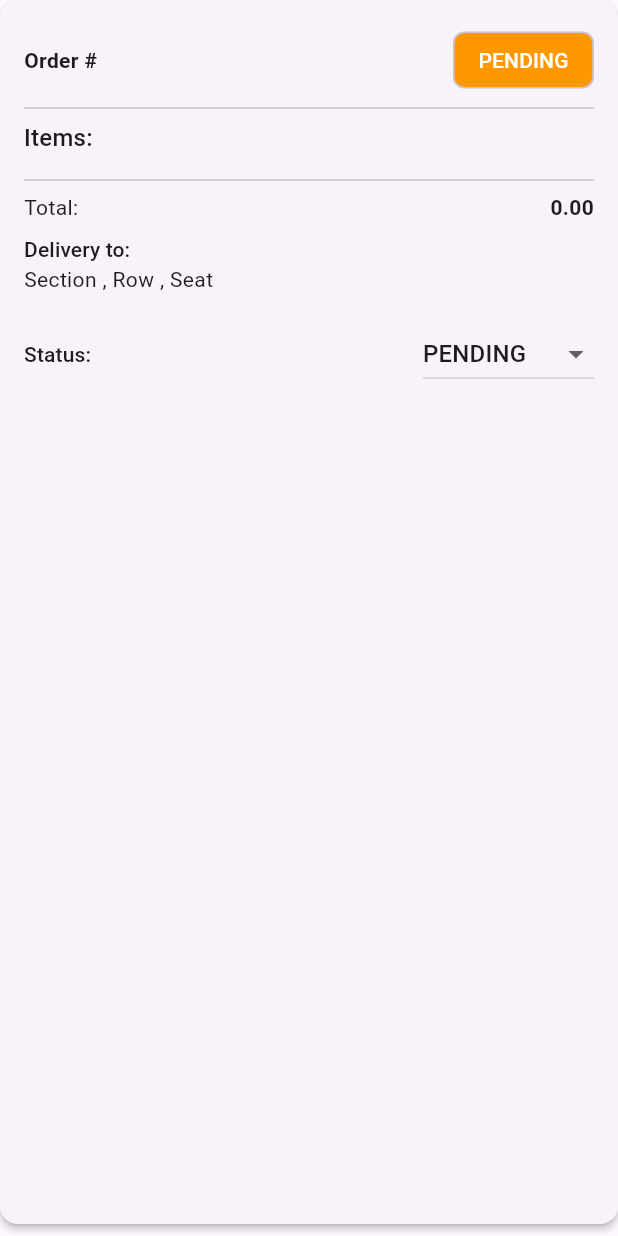
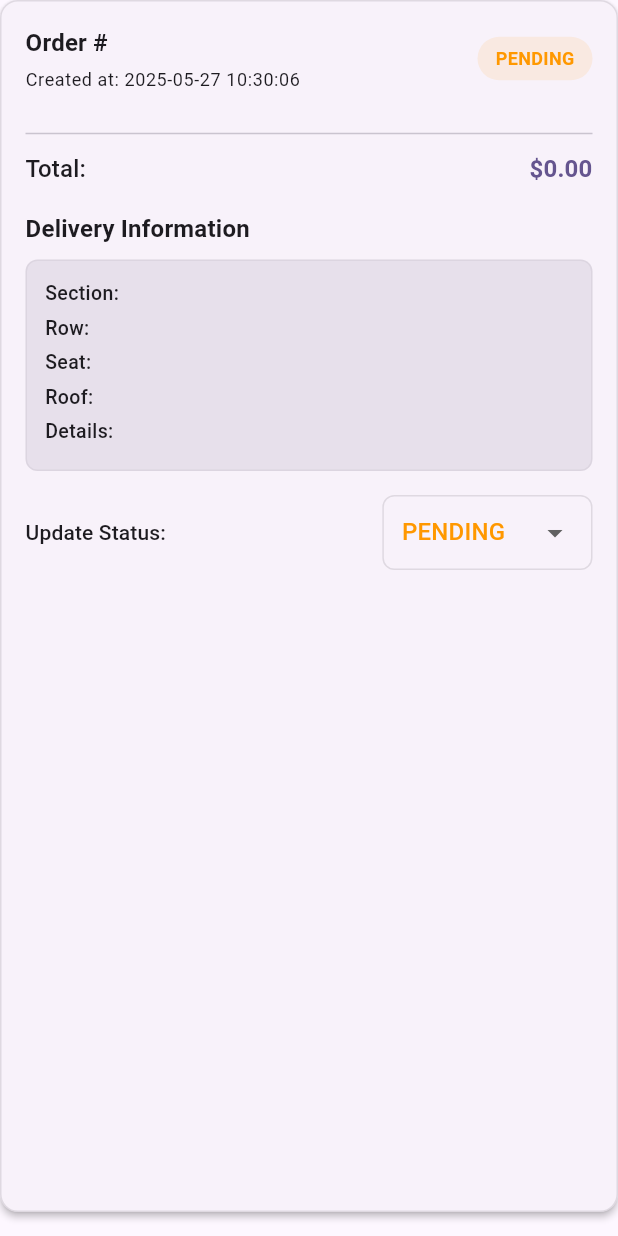
Before and after one commit to farhanyousaf786/fans-food-orders, a Flutter app: the OrderCard widget shown alone on an empty page, opened directly with empty values, on a phone screen of 412 x 824 dp. Run offline on Flutter 3.47's test engine with Material 3 defaults, Android fonts, the phone set to English and light mode, and no system bars; our stand-ins replace cloud_firestore, equatable, firebase_auth, firebase_core, shared_preferences; accounts and stored records are empty.

Commit message:
updated order status screen

```diff
--- a/lib/screens/shop/shop_details_screen.dart
+++ b/lib/screens/shop/shop_details_screen.dart
@@ -1,27 +1,30 @@
+import 'package:cloud_firestore/cloud_firestore.dart';
 import 'package:flutter/material.dart';
-import 'package:cloud_firestore/cloud_firestore.dart';
-import '../../models/shop_model.dart';
+
 import '../../models/order_model.dart';
 import '../../models/order_status.dart';
-import 'package:provider/provider.dart';
-import '../../providers/auth_provider.dart';
+import '../../models/shop_model.dart';
+import 'widgets/order_card.dart';
 
 class ShopDetailsScreen extends StatelessWidget {
   final ShopModel shop;
 
-  const ShopDetailsScreen({
-    super.key,
-    required this.shop,
-  });
+  const ShopDetailsScreen({Key? key, required this.shop}) : super(key: key);
 
   @override
   Widget build(BuildContext context) {
-    final authProvider = Provider.of<AuthProvider>(context);
-    final userId = authProvider.user?.uid;
-
     return Scaffold(
       appBar: AppBar(
-        title: Text('${shop.name} Orders'),
+        title: Text(
+          '${shop.name} Orders',
+          style: Theme.of(context).textTheme.titleLarge?.copyWith(
+                fontWeight: FontWeight.bold,
+              ) ?? const TextStyle(fontWeight: FontWeight.bold),
+        ),
+        centerTitle: true,
+        elevation: 0,
+        backgroundColor: Theme.of(context).colorScheme.background,
+        foregroundColor: Theme.of(context).colorScheme.onBackground,
       ),
       body: StreamBuilder<QuerySnapshot>(
         stream: FirebaseFirestore.instance
@@ -31,11 +34,35 @@ class ShopDetailsScreen extends StatelessWidget {
             .snapshots(),
         builder: (context, snapshot) {
           if (snapshot.hasError) {
-            return Center(child: Text('Error: ${snapshot.error}'));
+            return Center(
+              child: Column(
+                mainAxisAlignment: MainAxisAlignment.center,
+                children: [
+                  Icon(
+                    Icons.error_outline,
+                    size: 48,
+                    color: Theme.of(context).colorScheme.error,
+                  ),
+                  const SizedBox(height: 16),
+                  Text(
+                    'Error loading orders',
+                    style: Theme.of(context).textTheme.titleMedium ?? const TextStyle(),
+                  ),
+                  const SizedBox(height: 8),
+                  Text(
+                    snapshot.error.toString(),
+                    style: Theme.of(context).textTheme.bodySmall ?? const TextStyle(fontSize: 12),
+                    textAlign: TextAlign.center,
+                  ),
+                ],
+              ),
+            );
           }
 
           if (snapshot.connectionState == ConnectionState.waiting) {
-            return const Center(child: CircularProgressIndicator());
+            return const Center(
+              child: CircularProgressIndicator(),
+            );
           }
 
           final orders = snapshot.data?.docs
@@ -44,10 +71,39 @@ class ShopDetailsScreen extends StatelessWidget {
               [];
 
           if (orders.isEmpty) {
-            return const Center(child: Text('No orders yet'));
+            return Center(
+              child: Column(
+                mainAxisAlignment: MainAxisAlignment.center,
+                children: [
+                  Icon(
+                    Icons.receipt_long_outlined,
+                    size: 64,
+                    color: Theme.of(context).colorScheme.outline,
+                  ),
+                  const SizedBox(height: 16),
+                  Text(
+                    'No Orders Yet',
+                    style: Theme.of(context).textTheme.titleLarge ?? const TextStyle(fontSize: 24),
+                  ),
+                  const SizedBox(height: 8),
+                  Text(
+                    'Orders will appear here when customers place them',
+                    style: Theme.of(context).textTheme.bodyMedium?.copyWith(
+                          color: Theme.of(context).colorScheme.outline,
+                        ) ?? TextStyle(color: Theme.of(context).colorScheme.outline),
+                    textAlign: TextAlign.center,
+                  ),
+                ],
+              ),
+            );
           }
 
-          return ListView.builder(
+          return RefreshIndicator(
+            onRefresh: () async {
+              // The stream will automatically refresh the data
+              await Future.delayed(const Duration(milliseconds: 500));
+            },
+            child: ListView.builder(
               padding: const EdgeInsets.all(16),
               itemCount: orders.length,
               itemBuilder: (context, index) {
@@ -63,8 +119,16 @@ class ShopDetailsScreen extends StatelessWidget {
                       if (context.mounted) {
                         ScaffoldMessenger.of(context).showSnackBar(
                           SnackBar(
-                          content: Text('Order status updated to ${newStatus.name}'),
+                            content: Text(
+                              'Order status updated to ${newStatus.name}',
+                              style: const TextStyle(color: Colors.white),
+                            ),
                             backgroundColor: Colors.green,
+                            behavior: SnackBarBehavior.floating,
+                            shape: RoundedRectangleBorder(
+                              borderRadius: BorderRadius.circular(10),
+                            ),
+                            margin: const EdgeInsets.all(16),
                           ),
                         );
                       }
@@ -72,8 +136,16 @@ class ShopDetailsScreen extends StatelessWidget {
                       if (context.mounted) {
                         ScaffoldMessenger.of(context).showSnackBar(
                           SnackBar(
-                          content: Text('Error updating order status: $e'),
+                            content: Text(
+                              'Error updating order status: $e',
+                              style: const TextStyle(color: Colors.white),
+                            ),
                             backgroundColor: Colors.red,
+                            behavior: SnackBarBehavior.floating,
+                            shape: RoundedRectangleBorder(
+                              borderRadius: BorderRadius.circular(10),
+                            ),
+                            margin: const EdgeInsets.all(16),
                           ),
                         );
                       }
@@ -81,118 +153,10 @@ class ShopDetailsScreen extends StatelessWidget {
                   },
                 );
               },
+            ),
           );
         },
       ),
     );
   }
-
-
 }
-
-class OrderCard extends StatelessWidget {
-  final OrderModel order;
-  final Function(OrderStatus) onStatusUpdate;
-
-  const OrderCard({
-    super.key,
-    required this.order,
-    required this.onStatusUpdate,
-  });
-
-  Color _getStatusColor(OrderStatus status) {
-    switch (status) {
-      case OrderStatus.pending:
-        return Colors.orange;
-      case OrderStatus.preparing:
-        return Colors.blue;
-      case OrderStatus.ready:
-        return Colors.green;
-      case OrderStatus.delivered:
-        return Colors.grey;
-      case OrderStatus.cancelled:
-        return Colors.red;
-    }
-  }
-
-  @override
-  Widget build(BuildContext context) {
-    return Card(
-      margin: const EdgeInsets.only(bottom: 8),
-      child: Padding(
-        padding: const EdgeInsets.all(16),
-        child: Column(
-          crossAxisAlignment: CrossAxisAlignment.start,
-          children: [
-            Row(
-              mainAxisAlignment: MainAxisAlignment.spaceBetween,
-              children: [
-                Text(
-                  'Order #${order.orderId}',
-                  style: const TextStyle(fontWeight: FontWeight.bold),
-                ),
-                Chip(
-                  label: Text(
-                    order.status.name.toUpperCase(),
-                    style: const TextStyle(color: Colors.white),
-                  ),
-                  backgroundColor: _getStatusColor(order.status),
-                ),
-              ],
-            ),
-            const Divider(),
-            Text('Items:', style: Theme.of(context).textTheme.titleMedium),
-            const SizedBox(height: 8),
-            ...order.cart.map((item) => Padding(
-                  padding: const EdgeInsets.only(bottom: 4),
-                  child: Row(
-                    mainAxisAlignment: MainAxisAlignment.spaceBetween,
-                    children: [
-                      Text(item['name'] ?? 'Unknown Item'),
-                      Text('x${item['quantity'] ?? 1}'),
-                    ],
-                  ),
-                )),
-            const Divider(),
-            Row(
-              mainAxisAlignment: MainAxisAlignment.spaceBetween,
-              children: [
-                const Text('Total:'),
-                Text(
-                  '${order.total.toStringAsFixed(2)}',
-                  style: const TextStyle(fontWeight: FontWeight.bold),
-                ),
-              ],
-            ),
-            const SizedBox(height: 8),
-            if (order.seatInfo.isNotEmpty) ...[
-              Text('Delivery to:', style: Theme.of(context).textTheme.titleSmall),
-              Text('Section ${order.seatInfo['section'] ?? ''}, Row ${order.seatInfo['row'] ?? ''}, Seat ${order.seatInfo['seat'] ?? ''}'),
-            ],
-            const SizedBox(height: 16),
-            Row(
-              mainAxisAlignment: MainAxisAlignment.spaceBetween,
-              children: [
-                Text('Status:', style: Theme.of(context).textTheme.titleSmall),
-                DropdownButton<OrderStatus>(
-                  value: order.status,
-                  items: OrderStatus.values.map((status) {
-                    return DropdownMenuItem(
-                      value: status,
-                      child: Text(status.name.toUpperCase()),
-                    );
-                  }).toList(),
-                  onChanged: (newStatus) {
-                    if (newStatus != null && newStatus != order.status) {
-                      onStatusUpdate(newStatus);
-                    }
-                  },
-                ),
-              ],
-            ),
-          ],
-        ),
-      ),
-    );
-  }
-}
--- /dev/null
+++ b/lib/screens/shop/widgets/order_card.dart
@@ -0,0 +1,253 @@
+import 'dart:math' show min;
+import 'package:flutter/material.dart';
+import '../../../models/order_model.dart';
+import '../../../models/order_status.dart';
+
+class OrderCard extends StatelessWidget {
+  final OrderModel order;
+  final Function(OrderStatus) onStatusUpdate;
+
+  const OrderCard({
+    Key? key,
+    required this.order,
+    required this.onStatusUpdate,
+  }) : super(key: key);
+
+  @override
+  Widget build(BuildContext context) {
+    return Card(
+      elevation: 2,
+      margin: const EdgeInsets.only(bottom: 16),
+      child: Container(
+        padding: const EdgeInsets.all(16),
+        decoration: BoxDecoration(
+          borderRadius: BorderRadius.circular(12),
+          border: Border.all(
+            color: Theme.of(context).colorScheme.outline.withOpacity(0.2),
+          ),
+        ),
+        child: Column(
+          crossAxisAlignment: CrossAxisAlignment.start,
+          children: [
+            _buildOrderHeader(context),
+            const SizedBox(height: 16),
+            _buildOrderItems(),
+            const Divider(height: 24),
+            _buildOrderTotal(context),
+            if (order.seatInfo.isNotEmpty) ...[
+              const SizedBox(height: 16),
+              _buildDeliveryInfo(context),
+            ],
+            const SizedBox(height: 16),
+            _buildStatusSection(context),
+          ],
+        ),
+      ),
+    );
+  }
+
+  Widget _buildOrderHeader(BuildContext context) {
+    return Row(
+      mainAxisAlignment: MainAxisAlignment.spaceBetween,
+      children: [
+        Column(
+          crossAxisAlignment: CrossAxisAlignment.start,
+          children: [
+            Text(
+              'Order #${order.id.substring(0, min(order.id.length, 8))}',
+              style: Theme.of(context).textTheme.titleMedium?.copyWith(
+                    fontWeight: FontWeight.bold,
+                  ) ?? const TextStyle(fontWeight: FontWeight.bold),
+            ),
+            const SizedBox(height: 4),
+            Text(
+              'Created at: ${order.createdAt.toLocal().toString().split('.')[0]}',
+              style: Theme.of(context).textTheme.bodySmall ?? const TextStyle(fontSize: 12),
+            ),
+          ],
+        ),
+        Container(
+          padding: const EdgeInsets.symmetric(horizontal: 12, vertical: 6),
+          decoration: BoxDecoration(
+            color: _getStatusColor(order.status).withOpacity(0.1),
+            borderRadius: BorderRadius.circular(20),
+          ),
+          child: Text(
+            order.status.name.toUpperCase(),
+            style: TextStyle(
+              color: _getStatusColor(order.status),
+              fontWeight: FontWeight.w600,
+              fontSize: 12,
+            ),
+          ),
+        ),
+      ],
+    );
+  }
+
+  Widget _buildOrderItems() {
+    return Column(
+      crossAxisAlignment: CrossAxisAlignment.start,
+      children: [
+        ...order.cart.map((item) => Padding(
+              padding: const EdgeInsets.only(bottom: 8),
+              child: Row(
+                mainAxisAlignment: MainAxisAlignment.spaceBetween,
+                children: [
+                  Expanded(
+                    child: Text(
+                      item['name'] ?? 'Unknown Item',
+                      style: const TextStyle(fontSize: 15),
+                    ),
+                  ),
+                  Container(
+                    padding: const EdgeInsets.symmetric(horizontal: 8, vertical: 4),
+                    decoration: BoxDecoration(
+                      color: Colors.grey.shade200,
+                      borderRadius: BorderRadius.circular(12),
+                    ),
+                    child: Text(
+                      'x${item['quantity'] ?? 1}',
+                      style: const TextStyle(fontWeight: FontWeight.w500),
+                    ),
+                  ),
+                ],
+              ),
+            )),
+      ],
+    );
+  }
+
+  Widget _buildOrderTotal(BuildContext context) {
+    return Row(
+      mainAxisAlignment: MainAxisAlignment.spaceBetween,
+      children: [
+        Text(
+          'Total:',
+          style: Theme.of(context).textTheme.titleMedium,
+        ),
+        Text(
+          '\$${order.total.toStringAsFixed(2)}',
+          style: Theme.of(context).textTheme.titleMedium?.copyWith(
+                fontWeight: FontWeight.bold,
+                color: Theme.of(context).colorScheme.primary,
+              ),
+        ),
+      ],
+    );
+  }
+
+  Widget _buildDeliveryInfo(BuildContext context) {
+    return Column(
+      crossAxisAlignment: CrossAxisAlignment.start,
+      children: [
+        Text(
+          'Delivery Information',
+          style: Theme.of(context).textTheme.titleMedium?.copyWith(
+                fontWeight: FontWeight.bold,
+              ),
+        ),
+        const SizedBox(height: 8),
+        Container(
+          padding: const EdgeInsets.all(12),
+          decoration: BoxDecoration(
+            color: Theme.of(context).colorScheme.surfaceVariant,
+            borderRadius: BorderRadius.circular(8),
+            border: Border.all(
+              color: Theme.of(context).colorScheme.outline.withOpacity(0.1),
+            ),
+          ),
+          child: Column(
+            children: [
+              _buildSeatInfoRow('Section', order.seatInfo['section'] ?? ''),
+              _buildSeatInfoRow('Row', order.seatInfo['row'] ?? ''),
+              _buildSeatInfoRow('Seat', order.seatInfo['seatNo'] ?? ''),
+              _buildSeatInfoRow('Roof', order.seatInfo['roofNo'] ?? ''),
+              if (order.seatInfo['seatDetails'] != null)
+                _buildSeatInfoRow('Details', order.seatInfo['seatDetails']),
+            ],
+          ),
+        ),
+      ],
+    );
+  }
+
+  Widget _buildStatusSection(BuildContext context) {
+    return Row(
+      mainAxisAlignment: MainAxisAlignment.spaceBetween,
+      children: [
+        Text(
+          'Update Status:',
+          style: Theme.of(context).textTheme.titleSmall,
+        ),
+        Container(
+          padding: const EdgeInsets.symmetric(horizontal: 12, vertical: 0),
+          decoration: BoxDecoration(
+            borderRadius: BorderRadius.circular(8),
+            border: Border.all(
+              color: Theme.of(context).colorScheme.outline.withOpacity(0.2),
+            ),
+          ),
+          child: DropdownButton<OrderStatus>(
+            value: order.status,
+            underline: const SizedBox(),
+            items: OrderStatus.values.map((status) {
+              return DropdownMenuItem(
+                value: status,
+                child: Text(
+                  status.name.toUpperCase(),
+                  style: TextStyle(
+                    color: _getStatusColor(status),
+                    fontWeight: FontWeight.w500,
+                  ),
+                ),
+              );
+            }).toList(),
+            onChanged: (newStatus) {
+              if (newStatus != null && newStatus != order.status) {
+                onStatusUpdate(newStatus);
+              }
+            },
+          ),
+        ),
+      ],
+    );
+  }
+
+  Widget _buildSeatInfoRow(String label, String value) {
+    return Padding(
+      padding: const EdgeInsets.only(bottom: 4),
+      child: Row(
+        mainAxisAlignment: MainAxisAlignment.spaceBetween,
+        children: [
+          Text(
+            '$label:',
+            style: const TextStyle(
+              fontWeight: FontWeight.w500,
+              fontSize: 13,
+            ),
+          ),
+          Text(
+            value,
+            style: const TextStyle(fontSize: 13),
+          ),
+        ],
+      ),
+    );
+  }
+
+  Color _getStatusColor(OrderStatus status) {
+    switch (status) {
+      case OrderStatus.pending:
+        return Colors.orange;
+      case OrderStatus.preparing:
+        return Colors.blue;
+      case OrderStatus.ready:
+        return Colors.green;
+      case OrderStatus.delivered:
+        return Colors.purple;
+      case OrderStatus.cancelled:
+        return Colors.red;
+    }
+  }
+}
```
Lines whose indentation alone changed are shown as unchanged.
